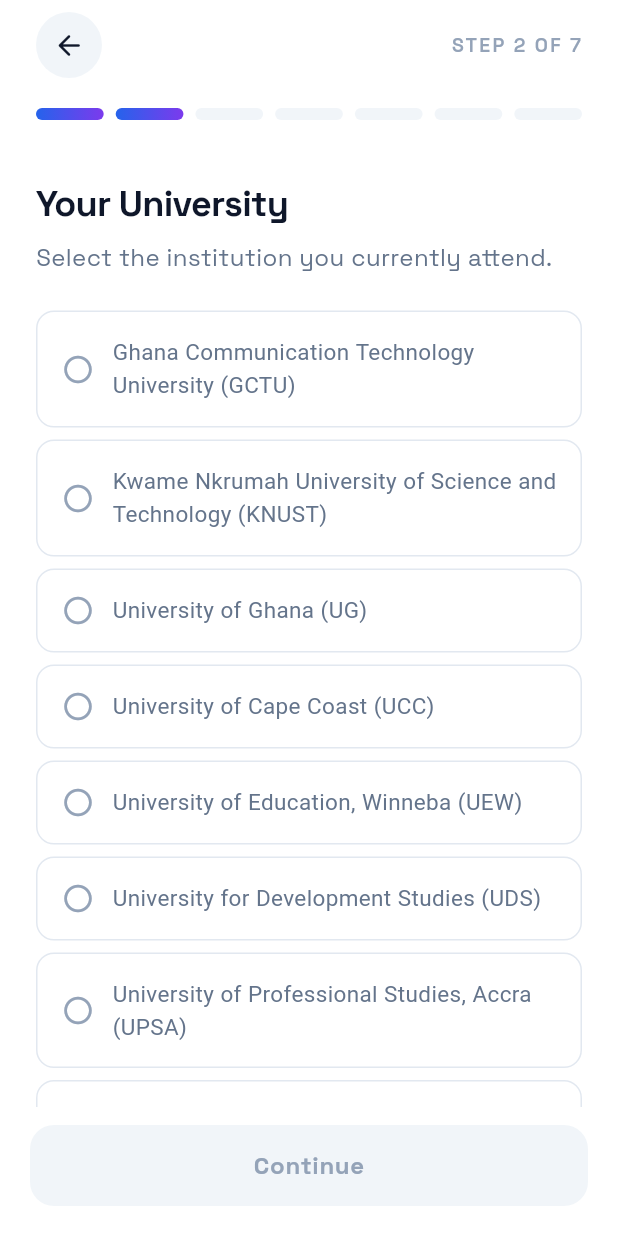
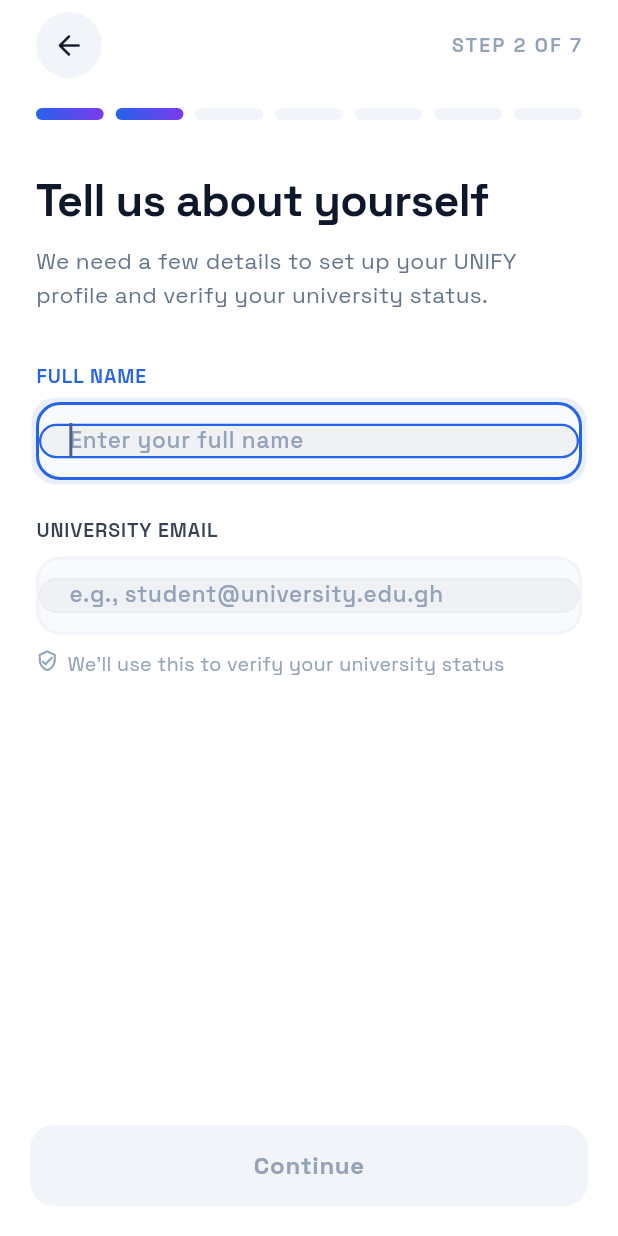
Before and after one commit to chrisxie12/UNIFY, a Flutter app: the OnboardingScreen screen opened by its route, after a tap on "University", after a tap on "Continue", on a phone screen of 412 x 824 dp. Run offline on Flutter 3.47's test engine with Material 3 defaults, Android fonts, the phone set to English and light mode, and no system bars; our stand-ins replace cached_network_image, connectivity_plus, equatable, file_picker, firebase_core, firebase_messaging and 12 more; accounts and stored records are empty; network calls fail.

Commit message:
Add shared onboarding step 2: personal details (name + email)
Introduce a single "Tell us about yourself" step (full name + university
email) that both the SHS and University paths go through right after path
selection, per the enhanced-visuals spec: 30px heading, uppercase field labels
that recolor on focus/error, gray-50 rounded inputs with focus ring, inline
alert icon + message on blur validation, and a shield helper note on the email.

Flow is restructured so both paths stay 7 steps:
- SHS: identity, personal details, education, university interest, goals,
  interests, preview (drops the old phone/location personal-info step).
- Uni: identity, personal details, university, academic details, goals,
  interests, preview (drops the separate email-verify step; email is captured
  here now).

OnboardingData gains shared fullName/email fields wired into the profile
payload, and _canProceed validates name length + email format at step 2.

Co-Authored-By: Claude Opus 4.8 <noreply@anthropic.com>
Claude-Session: https://claude.ai/code/session_01LQMJzYkZh23ueQVNfR29oq

```diff
--- a/mobile_flutter/lib/features/onboarding/onboarding_screen.dart
+++ b/mobile_flutter/lib/features/onboarding/onboarding_screen.dart
@@ -6,12 +6,11 @@ import 'package:supabase_flutter/supabase_flutter.dart';
 import 'package:google_fonts/google_fonts.dart';
 import '../../core/design/design_tokens.dart';
 import 'steps/step_identity.dart';
-import 'steps/step_shs_personal_info.dart';
+import 'steps/step_personal_details.dart';
 import 'steps/step_shs_education.dart';
 import 'steps/step_shs_university_interest.dart';
 import 'steps/step_shs_goals.dart';
 import 'steps/step_uni_selection.dart';
-import 'steps/step_uni_email_verify.dart';
 import 'steps/step_uni_academic_details.dart';
 import 'steps/step_interests.dart';
 import 'steps/step_preview.dart';
@@ -20,6 +19,10 @@ enum UserIdentity { shs, uni }
 
 class OnboardingData {
   UserIdentity? identity;
+
+  // Shared personal details (collected for both paths at step 2)
+  String? fullName;
+  String? email;
 
   String? shsFullName;
   String? shsPhone;
@@ -46,7 +49,7 @@ class OnboardingData {
   Map<String, dynamic> toProfilePayload() {
     final base = <String, dynamic>{
       'user_type': isSHS ? 'shs_graduate' : 'university_student',
-      'full_name': isSHS ? shsFullName : '',
+      'full_name': fullName ?? shsFullName ?? '',
       'phone': isSHS ? shsPhone : '',
       'goals': goals,
       'interests': interests,
@@ -64,7 +67,7 @@ class OnboardingData {
     } else {
       base.addAll({
         'university': uniSelectedUniversity,
-        'university_email': uniEmail,
+        'university_email': email ?? uniEmail,
         'email_verified': uniEmailVerified,
         'department': uniDepartment,
         'level': uniLevel,
@@ -110,6 +113,8 @@ class _OnboardingScreenState extends ConsumerState<OnboardingScreen>
   List<Widget> get _steps {
     final buildStep = _buildStep;
     if (_data.identity == null) return [buildStep(0)];
+    // Shared: identity (0) → personal details (1) → ...path-specific... →
+    // goals (4) → interests (5) → preview (6). Both paths total 7 steps.
     if (_data.isSHS) {
       return [
         buildStep(0), buildStep(1), buildStep(2),
@@ -117,7 +122,7 @@ class _OnboardingScreenState extends ConsumerState<OnboardingScreen>
       ];
     }
     return [
-      buildStep(0), buildStep(7), buildStep(8),
+      buildStep(0), buildStep(1), buildStep(7),
       buildStep(9), buildStep(4), buildStep(5), buildStep(6),
     ];
   }
@@ -140,9 +145,10 @@ class _OnboardingScreenState extends ConsumerState<OnboardingScreen>
           onChanged: () => setState(() {}),
         );
       case 1:
-        return StepShsPersonalInfo(
+        return StepPersonalDetails(
           data: _data,
           animCtrl: _enterCtrl,
+          onChanged: () => setState(() {}),
         );
       case 2:
         return StepShsEducation(
@@ -171,11 +177,6 @@ class _OnboardingScreenState extends ConsumerState<OnboardingScreen>
         );
       case 7:
         return StepUniSelection(
-          data: _data,
-          animCtrl: _enterCtrl,
-        );
-      case 8:
-        return StepUniEmailVerify(
           data: _data,
           animCtrl: _enterCtrl,
         );
@@ -373,14 +374,12 @@ class _OnboardingScreenState extends ConsumerState<OnboardingScreen>
       case 0:
         return _data.identity != null;
       case 1:
-        if (_data.isSHS) {
-          return (_data.shsFullName?.isNotEmpty ?? false) &&
-              (_data.shsPhone?.isNotEmpty ?? false);
-        }
-        return _data.uniSelectedUniversity != null;
+        // Shared personal details: valid full name + university email.
+        return (_data.fullName?.trim().length ?? 0) >= 2 &&
+            isValidOnboardingEmail(_data.email);
       case 2:
         if (_data.isSHS) return _data.shsSchoolName != null;
-        return _data.uniEmailVerified;
+        return _data.uniSelectedUniversity != null;
       case 3:
         if (_data.isSHS) return _data.shsPreferredUniversity != null;
         return (_data.uniDepartment?.isNotEmpty ?? false) &&
--- /dev/null
+++ b/mobile_flutter/lib/features/onboarding/steps/step_personal_details.dart
@@ -0,0 +1,275 @@
+import 'package:flutter/material.dart';
+import 'package:google_fonts/google_fonts.dart';
+import '../../../core/design/design_tokens.dart';
+import '../onboarding_screen.dart';
+
+bool isValidOnboardingEmail(String? email) {
+  if (email == null || email.trim().isEmpty) return false;
+  final re = RegExp(r'^[^\s@]+@[^\s@]+\.[^\s@]+$');
+  return re.hasMatch(email.trim());
+}
+
+class StepPersonalDetails extends StatefulWidget {
+  final OnboardingData data;
+  final AnimationController animCtrl;
+  final VoidCallback? onChanged;
+
+  const StepPersonalDetails({
+    super.key,
+    required this.data,
+    required this.animCtrl,
+    this.onChanged,
+  });
+
+  @override
+  State<StepPersonalDetails> createState() => _StepPersonalDetailsState();
+}
+
+class _StepPersonalDetailsState extends State<StepPersonalDetails> {
+  late final TextEditingController _nameCtrl;
+  late final TextEditingController _emailCtrl;
+  final _nameFocus = FocusNode();
+  final _emailFocus = FocusNode();
+  bool _nameTouched = false;
+  bool _emailTouched = false;
+
+  @override
+  void initState() {
+    super.initState();
+    _nameCtrl = TextEditingController(text: widget.data.fullName ?? '');
+    _emailCtrl = TextEditingController(text: widget.data.email ?? '');
+    _nameFocus.addListener(() {
+      if (!_nameFocus.hasFocus) setState(() => _nameTouched = true);
+      setState(() {});
+    });
+    _emailFocus.addListener(() {
+      if (!_emailFocus.hasFocus) setState(() => _emailTouched = true);
+      setState(() {});
+    });
+    WidgetsBinding.instance.addPostFrameCallback((_) {
+      if (mounted) _nameFocus.requestFocus();
+    });
+  }
+
+  @override
+  void dispose() {
+    _nameCtrl.dispose();
+    _emailCtrl.dispose();
+    _nameFocus.dispose();
+    _emailFocus.dispose();
+    super.dispose();
+  }
+
+  bool get _nameInvalid => _nameTouched && _nameCtrl.text.trim().length < 2;
+  bool get _emailInvalid => _emailTouched && !isValidOnboardingEmail(_emailCtrl.text);
+
+  @override
+  Widget build(BuildContext context) {
+    return SingleChildScrollView(
+      padding: const EdgeInsets.fromLTRB(24, 16, 24, 24),
+      child: Column(
+        crossAxisAlignment: CrossAxisAlignment.start,
+        children: [
+          const SizedBox(height: 12),
+          Text(
+            'Tell us about yourself',
+            style: GoogleFonts.spaceGrotesk(
+              fontSize: 30,
+              fontWeight: FontWeight.w700,
+              height: 1.15,
+              letterSpacing: -0.5,
+              color: UnifyColors.textPrimary,
+            ),
+          ),
+          const SizedBox(height: 12),
+          Text(
+            'We need a few details to set up your UNIFY profile and verify your university status.',
+            style: GoogleFonts.spaceGrotesk(
+              fontSize: 15,
+              height: 1.5,
+              color: UnifyColors.textSecondary,
+            ),
+          ),
+          const SizedBox(height: 32),
+
+          _LabeledField(
+            label: 'Full Name',
+            controller: _nameCtrl,
+            focusNode: _nameFocus,
+            hint: 'Enter your full name',
+            keyboardType: TextInputType.name,
+            textInputAction: TextInputAction.next,
+            error: _nameInvalid,
+            errorText: 'Please enter your full name (at least 2 characters)',
+            onChanged: (v) {
+              widget.data.fullName = v.trim();
+              if (_nameTouched) setState(() {});
+              widget.onChanged?.call();
+            },
+            onSubmitted: (_) => _emailFocus.requestFocus(),
+          ),
+          const SizedBox(height: 24),
+
+          _LabeledField(
+            label: 'University Email',
+            controller: _emailCtrl,
+            focusNode: _emailFocus,
+            hint: 'e.g., student@university.edu.gh',
+            keyboardType: TextInputType.emailAddress,
+            textInputAction: TextInputAction.done,
+            error: _emailInvalid,
+            errorText: 'Please enter a valid university email address',
+            onChanged: (v) {
+              widget.data.email = v.trim();
+              if (_emailTouched) setState(() {});
+              widget.onChanged?.call();
+            },
+          ),
+          const SizedBox(height: 10),
+          Row(
+            crossAxisAlignment: CrossAxisAlignment.start,
+            children: [
+              Icon(Icons.verified_user_outlined,
+                  size: 15, color: UnifyColors.textTertiary),
+              const SizedBox(width: 6),
+              Expanded(
+                child: Text(
+                  "We'll use this to verify your university status",
+                  style: GoogleFonts.spaceGrotesk(
+                    fontSize: 13,
+                    height: 1.4,
+                    color: UnifyColors.textTertiary,
+                  ),
+                ),
+              ),
+            ],
+          ),
+        ],
+      ),
+    );
+  }
+}
+
+class _LabeledField extends StatelessWidget {
+  final String label;
+  final TextEditingController controller;
+  final FocusNode focusNode;
+  final String hint;
+  final TextInputType keyboardType;
+  final TextInputAction textInputAction;
+  final bool error;
+  final String errorText;
+  final ValueChanged<String> onChanged;
+  final ValueChanged<String>? onSubmitted;
+
+  const _LabeledField({
+    required this.label,
+    required this.controller,
+    required this.focusNode,
+    required this.hint,
+    required this.keyboardType,
+    required this.textInputAction,
+    required this.error,
+    required this.errorText,
+    required this.onChanged,
+    this.onSubmitted,
+  });
+
+  @override
+  Widget build(BuildContext context) {
+    final focused = focusNode.hasFocus;
+    final labelColor = error
+        ? UnifyColors.error
+        : focused
+            ? UnifyColors.primaryBlue
+            : const Color(0xFF374151); // gray-700
+
+    final borderColor = error
+        ? UnifyColors.error
+        : focused
+            ? UnifyColors.primaryBlue
+            : const Color(0xFFF1F5F9); // gray-100
+
+    return Column(
+      crossAxisAlignment: CrossAxisAlignment.start,
+      children: [
+        Text(
+          label.toUpperCase(),
+          style: GoogleFonts.spaceGrotesk(
+            fontSize: 13,
+            fontWeight: FontWeight.w600,
+            letterSpacing: 0.6,
+            color: labelColor,
+          ),
+        ),
+        const SizedBox(height: 8),
+        Container(
+          height: 52,
+          decoration: BoxDecoration(
+            color: const Color(0xFFF8FAFC), // gray-50
+            borderRadius: BorderRadius.circular(16),
+            border: Border.all(color: borderColor, width: 2),
+            boxShadow: (focused || error)
+                ? [
+                    BoxShadow(
+                      color: (error ? UnifyColors.error : UnifyColors.primaryBlue)
+                          .withValues(alpha: 0.10),
+                      blurRadius: 0,
+                      spreadRadius: 3,
+                    ),
+                  ]
+                : null,
+          ),
+          child: Row(
+            children: [
+              Expanded(
+                child: TextField(
+                  controller: controller,
+                  focusNode: focusNode,
+                  keyboardType: keyboardType,
+                  textInputAction: textInputAction,
+                  onChanged: onChanged,
+                  onSubmitted: onSubmitted,
+                  style: GoogleFonts.spaceGrotesk(
+                    fontSize: 15,
+                    fontWeight: FontWeight.w500,
+                    color: UnifyColors.textPrimary,
+                  ),
+                  decoration: InputDecoration(
+                    isCollapsed: true,
+                    contentPadding: const EdgeInsets.symmetric(horizontal: 16),
+                    border: InputBorder.none,
+                    hintText: hint,
+                    hintStyle: GoogleFonts.spaceGrotesk(
+                      fontSize: 15,
+                      fontWeight: FontWeight.w500,
+                      color: UnifyColors.textTertiary,
+                    ),
+                  ),
+                ),
+              ),
+              if (error)
+                Padding(
+                  padding: const EdgeInsets.only(right: 14),
+                  child: Icon(Icons.error_outline_rounded,
+                      size: 20, color: UnifyColors.error),
+                ),
+            ],
+          ),
+        ),
+        if (error)
+          Padding(
+            padding: const EdgeInsets.only(top: 8),
+            child: Text(
+              errorText,
+              style: GoogleFonts.spaceGrotesk(
+                fontSize: 13,
+                fontWeight: FontWeight.w500,
+                color: UnifyColors.error,
+              ),
+            ),
+          ),
+      ],
+    );
+  }
+}
```
